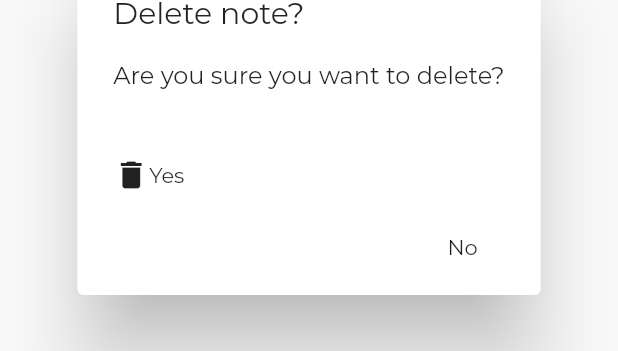
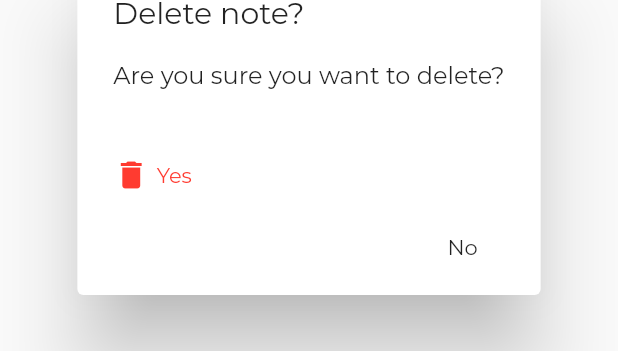
Before and after one commit to yousifm/flutter_notes, a Flutter app: the DeleteDialog widget shown alone on an empty page, opened directly, on a phone screen of 412 x 824 dp. Shown: the part 491-842 px from the top of the screen. Run offline on Flutter 3.47's test engine with Material 2 defaults, Android fonts, the phone set to English and light mode, and no system bars; our stand-ins replace sqflite; accounts and stored records are empty.

Commit message:
change delete dialog button color

```diff
--- a/lib/dialogs/delete_dialog.dart
+++ b/lib/dialogs/delete_dialog.dart
@@ -1,3 +1,4 @@
+import 'package:flutter/cupertino.dart';
 import 'package:flutter/material.dart';
 
 class DeleteDialog extends StatelessWidget {
@@ -11,7 +12,16 @@ class DeleteDialog extends StatelessWidget {
       actions: <Widget>[
         FlatButton(
             child: Row(
-              children: <Widget>[Icon(Icons.delete), Text("Yes")],
+              children: <Widget>[
+                Icon(Icons.delete, color: CupertinoColors.destructiveRed),
+                SizedBox(
+                  width: 5,
+                ),
+                Text(
+                  "Yes",
+                  style: TextStyle(color: CupertinoColors.destructiveRed),
+                )
+              ],
             ),
             onPressed: () {
               Navigator.of(context, rootNavigator: true).pop(true);
```
